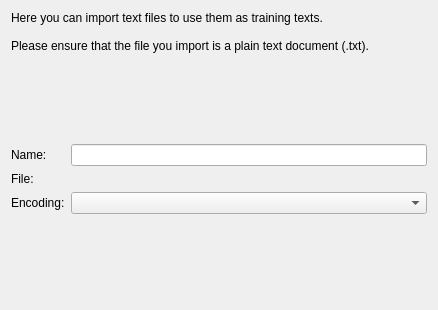
Qt form simon/src/simonmodelmanagementui/ImportTrainingTexts/importtrainingtextlocalpage.ui (KDE/simon) before a commit.
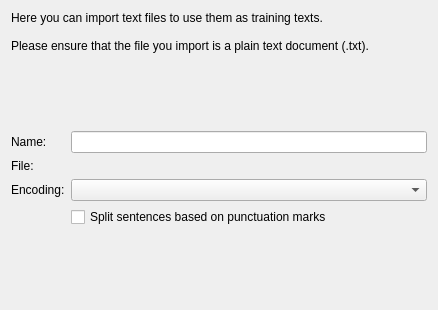
The same form after that commit. Custom widgets are drawn as their Qt base class.

The edit to the form file:
```diff
--- a/simon/src/simonmodelmanagementui/ImportTrainingTexts/importtrainingtextlocalpage.ui
+++ b/simon/src/simonmodelmanagementui/ImportTrainingTexts/importtrainingtextlocalpage.ui
@@ -71,6 +71,13 @@
      <item row="2" column="1">
       <widget class="KComboBox" name="cbEncoding"/>
      </item>
+     <item row="3" column="1">
+      <widget class="QCheckBox" name="cbSplitSentences">
+       <property name="text">
+        <string>Split sentences based on punctuation marks</string>
+       </property>
+      </widget>
+     </item>
     </layout>
    </item>
    <item>
```
